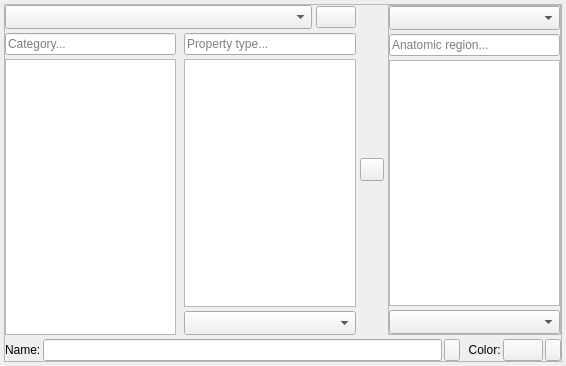
The window that Modules/Loadable/Terminologies/Widgets/Resources/UI/qSlicerTerminologyNavigatorWidget.ui (Slicer/SlicerGitSVNArchive) describes before a commit, drawn with Qt 5.
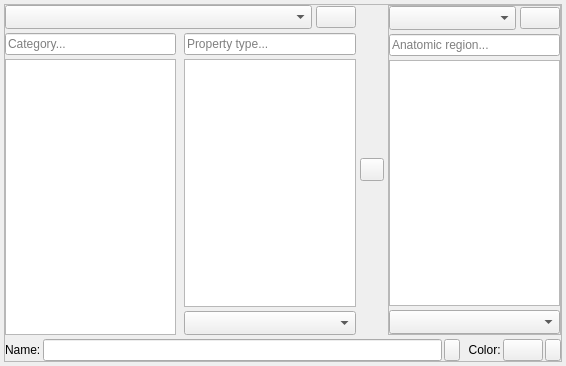
The same window after the commit. Icons and pictures are not drawn. Custom widgets are drawn as their Qt base class.

Commit message:
ENH: Added option to load custom anatomical contexts for terminologies
Schema information from the json files is now also used to determine the type of the loaded context. In case of an unrecognized or missing schema, loading fails and error is logged.
Json files updated based on changes in the dcmqi repository.

Fixes https://github.com/QIICR/QuantitativeReporting/issues/150

Diff of the .ui file:
```diff
--- a/Modules/Loadable/Terminologies/Widgets/Resources/UI/qSlicerTerminologyNavigatorWidget.ui
+++ b/Modules/Loadable/Terminologies/Widgets/Resources/UI/qSlicerTerminologyNavigatorWidget.ui
@@ -211,6 +211,11 @@
           <number>0</number>
          </property>
          <item>
+          <layout class="QHBoxLayout" name="horizontalLayout_3">
+           <property name="spacing">
+            <number>4</number>
+           </property>
+           <item>
           <widget class="ctkComboBox" name="ComboBox_AnatomicContext">
            <property name="sizeAdjustPolicy">
             <enum>QComboBox::AdjustToMinimumContentsLengthWithIcon</enum>
@@ -221,6 +226,31 @@
           </widget>
          </item>
          <item>
+            <widget class="QPushButton" name="pushButton_LoadAnatomicContext">
+             <property name="sizePolicy">
+              <sizepolicy hsizetype="Fixed" vsizetype="Fixed">
+               <horstretch>0</horstretch>
+               <verstretch>0</verstretch>
+              </sizepolicy>
+             </property>
+             <property name="text">
+              <string/>
+             </property>
+             <property name="icon">
+              <iconset resource="../../../../../../Base/QTGUI/Resources/qSlicerBaseQTGUI.qrc">
+               <normaloff>:/Icons/Small/SlicerAddData.png</normaloff>:/Icons/Small/SlicerAddData.png</iconset>
+             </property>
+             <property name="iconSize">
+              <size>
+               <width>21</width>
+               <height>21</height>
+              </size>
+             </property>
+            </widget>
+           </item>
+          </layout>
+         </item>
+         <item>
           <widget class="ctkSearchBox" name="SearchBox_AnatomicRegion">
            <property name="placeholderText">
             <string>Anatomic region...</string>
@@ -271,6 +301,9 @@
       </item>
       <item row="0" column="0" colspan="3">
        <layout class="QHBoxLayout" name="horizontalLayout_3">
+        <property name="spacing">
+         <number>4</number>
+        </property>
         <item>
          <widget class="ctkComboBox" name="ComboBox_Terminology">
           <property name="sizeAdjustPolicy">
```
Lines whose indentation alone changed are shown as unchanged. The commit also changes 10 other files.
